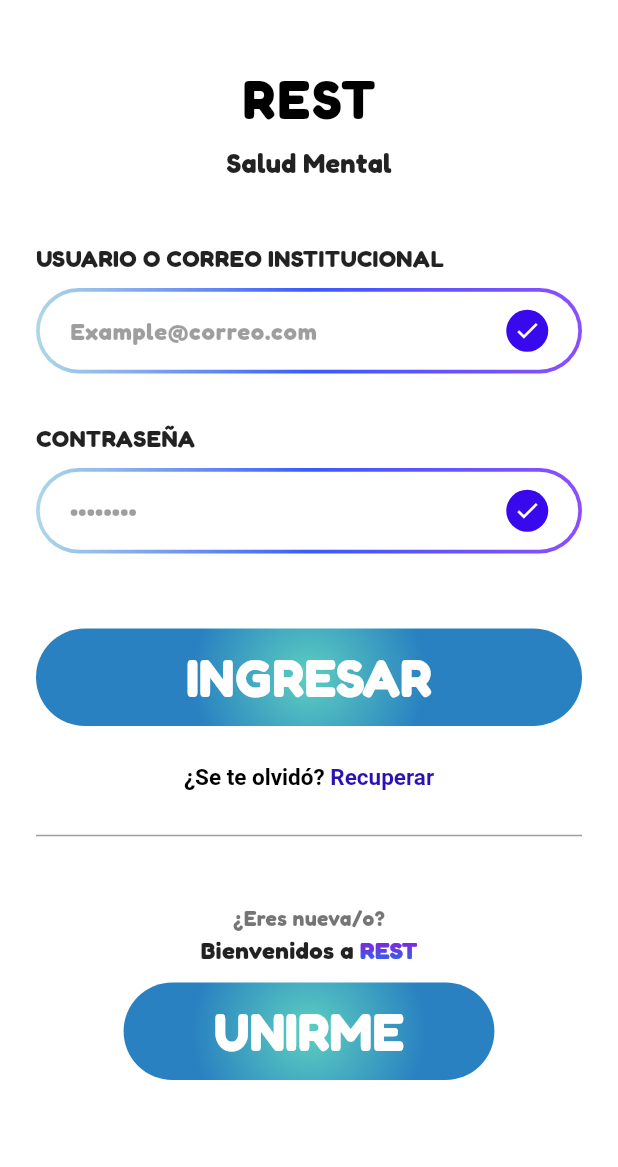
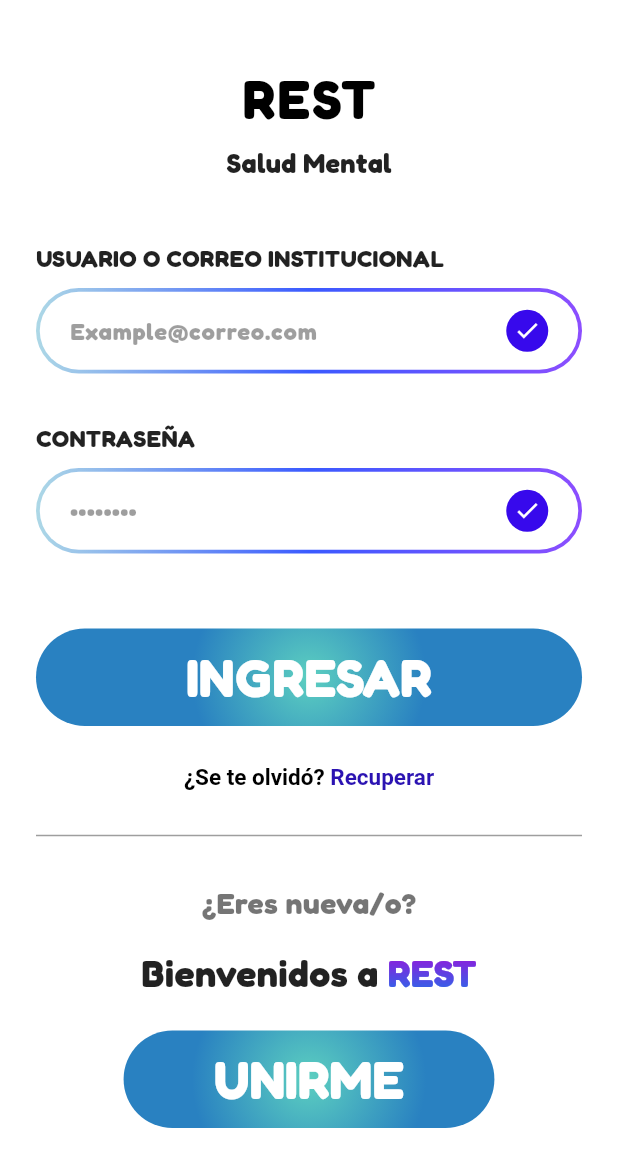
Before and after one commit to sheydazz/RESTAPP, a Flutter app: the screen it shows after launch, on a phone screen of 412 x 824 dp. Shown: the top 1167 px of the screen. Run offline on Flutter 3.47's test engine with Material 3 defaults, Android fonts, the phone set to English and light mode, and no system bars; our stand-ins replace google_fonts.

Commit message:
Login (Arregle espacios)

```diff
--- a/lib/features/intro_auth/screens/login_screen.dart
+++ b/lib/features/intro_auth/screens/login_screen.dart
@@ -90,16 +90,18 @@ class LoginScreen extends StatelessWidget {
                 ],
               ),
 
-              const SizedBox(height: 30),
+              const SizedBox(height: 15),
 
               Text(
                 '¿Eres nueva/o?',
                 style: GoogleFonts.fredoka(
-                  fontSize: 14,
+                  fontSize: 20,
                   fontWeight: FontWeight.bold,
                   color: Colors.black54,
                 ),
               ),
+
+              const SizedBox(height: 15),
 
               Row(
                 mainAxisAlignment: MainAxisAlignment.center,
@@ -107,7 +109,7 @@ class LoginScreen extends StatelessWidget {
                   Text(
                     'Bienvenidos a ',
                     style: GoogleFonts.fredoka(
-                      fontSize: 16,
+                      fontSize: 25,
                       fontWeight: FontWeight.bold,
                       color: Colors.black87,
                     ),
@@ -124,7 +126,7 @@ class LoginScreen extends StatelessWidget {
                     child: Text(
                       'REST',
                       style: GoogleFonts.fredoka(
-                        fontSize: 16,
+                        fontSize: 25,
                         fontWeight: FontWeight.bold,
                         color: Colors.white,
                       ),
@@ -133,7 +135,7 @@ class LoginScreen extends StatelessWidget {
                 ],
               ),
 
-              const SizedBox(height: 10),
+              const SizedBox(height: 20),
 
               SizedBox(
                 width: MediaQuery.of(context).size.width * 0.6,
```
